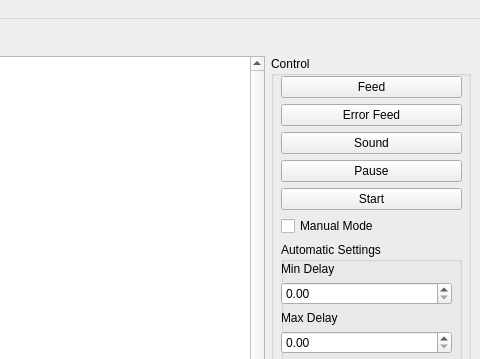
Old version of the form mainwindow.ui in the repository ByxoiPetrovi4/RabbitExperimentGUI; both pictures show x 456 to 936 and y 0 to 359 of the 936 by 718 pixel window.
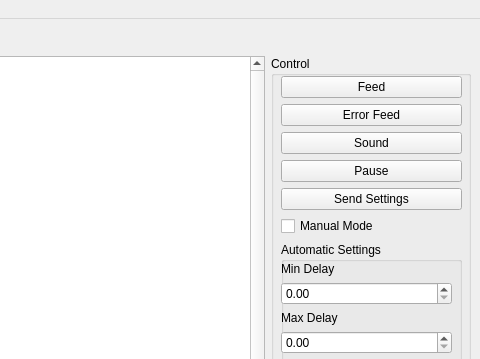
New version of the form.

Commit message: Settings send added, protocol and datahandler headers make compatible for gui and controller

Patch:
```diff
--- a/mainwindow.ui
+++ b/mainwindow.ui
@@ -142,7 +142,7 @@
             <item>
              <widget class="QPushButton" name="startButton">
               <property name="text">
-               <string>Start</string>
+               <string>Send Settings</string>
               </property>
              </widget>
             </item>
```
Left out of the diff: 2 changed lines with no effect on the pictures. The commit also changes 9 other files.
